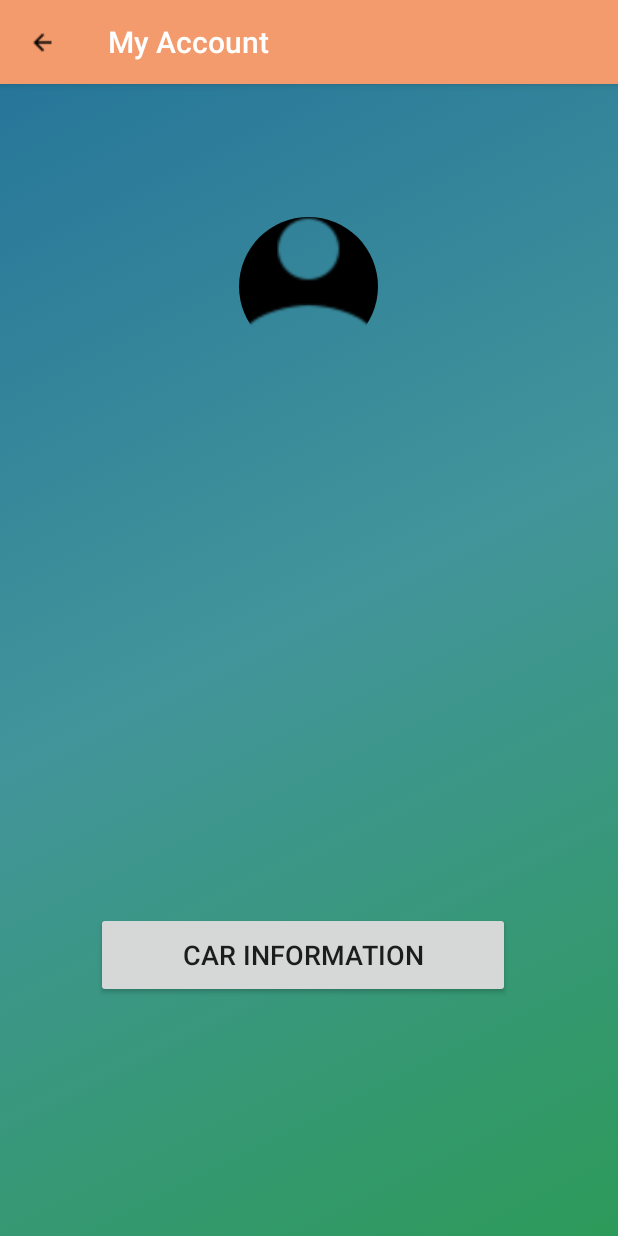
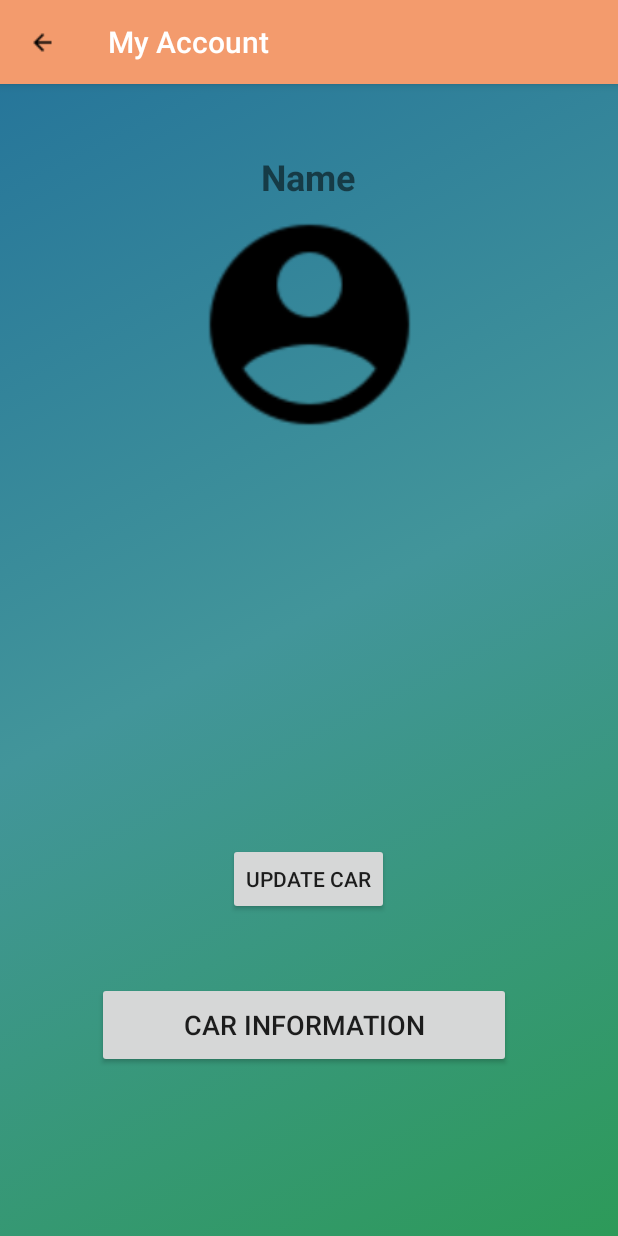
Before and after one commit to itzphuckie/491A, an Android app: the MyAccount screen opened directly, with no data from a screen before it, on a phone screen of 412 x 824 dp. Run offline under Robolectric (Android 15) with nearby library versions, the phone set to English and light mode, and no system bars; our stand-ins replace CircleImageView, Firebase (no records; nobody signed in at launch, a user with empty details on screens opened directly); 1 statement that could not run was skipped.

Commit message:
Changed my account

```diff
--- a/app/build.gradle
+++ b/app/build.gradle
@@ -42,6 +42,7 @@ dependencies {
     implementation 'de.hdodenhof:circleimageview:3.0.0'
     implementation 'com.firebase:firebase-client-android:2.5.2+'
     implementation 'com.android.volley:volley:1.1.0'
+
 }
 
 apply plugin: 'com.google.gms.google-services'
--- a/app/src/main/java/com/example/owner/ppkrinc/CSULBMap.java
+++ b/app/src/main/java/com/example/owner/ppkrinc/CSULBMap.java
@@ -45,6 +45,7 @@ public class CSULBMap extends FragmentActivity implements OnMapReadyCallback, Na
     private GoogleMap mMap;
     private DrawerLayout drawerLayout;
     private Fragment mDrawer;
+    Bundle loginData;
 
     private GeoApiContext getGeoContext() {
         GeoApiContext geoApiContext = new GeoApiContext();
@@ -68,7 +69,7 @@ public class CSULBMap extends FragmentActivity implements OnMapReadyCallback, Na
                 .findFragmentById(R.id.map);
         mapFragment.getMapAsync(this);
 
-
+        loginData =  getIntent().getExtras();
     }
 
 
@@ -161,6 +162,7 @@ public class CSULBMap extends FragmentActivity implements OnMapReadyCallback, Na
                 break;
             case R.id.myAccountMenuItem:
                 intent = new Intent(getApplicationContext(), MyAccount.class);
+                intent.putExtras(loginData);
                 break;
             case R.id.logOutMenuItem:
                 FirebaseAuth firebaseAuth = FirebaseAuth.getInstance();
--- a/app/src/main/java/com/example/owner/ppkrinc/MyAccount.java
+++ b/app/src/main/java/com/example/owner/ppkrinc/MyAccount.java
@@ -3,12 +3,21 @@ package com.example.owner.ppkrinc;
 import android.content.Intent;
 import android.graphics.drawable.Drawable;
 import android.os.Bundle;
+import android.support.annotation.NonNull;
 import android.support.design.widget.FloatingActionButton;
 import android.support.design.widget.Snackbar;
 import android.support.v7.app.AppCompatActivity;
 import android.support.v7.widget.Toolbar;
 import android.view.View;
 import android.widget.Button;
+import android.widget.TextView;
+
+import com.google.firebase.auth.FirebaseAuth;
+import com.google.firebase.database.DataSnapshot;
+import com.google.firebase.database.DatabaseError;
+import com.google.firebase.database.DatabaseReference;
+import com.google.firebase.database.FirebaseDatabase;
+import com.google.firebase.database.ValueEventListener;
 
 public class MyAccount extends AppCompatActivity {
     private String userID;
@@ -19,6 +28,25 @@ public class MyAccount extends AppCompatActivity {
 
         super.onCreate(savedInstanceState);
         setContentView(R.layout.activity_my_account);
+
+        FirebaseDatabase firebaseDatabase = FirebaseDatabase.getInstance("https://ppkr-users.firebaseio.com/");
+        DatabaseReference databaseReference = firebaseDatabase.getReference();
+
+        databaseReference.child(FirebaseAuth.getInstance().getUid()).addListenerForSingleValueEvent(new ValueEventListener() {
+            @Override
+            public void onDataChange(@NonNull DataSnapshot dataSnapshot) {
+                User user = dataSnapshot.getValue(User.class);
+                TextView textView = findViewById(R.id.nameTextView);
+                textView.setText(user.name);
+            }
+
+            @Override
+            public void onCancelled(@NonNull DatabaseError databaseError) {
+
+            }
+        });
+
+        loginData = getIntent().getExtras();
 
         Toolbar toolbar = findViewById(R.id.toolbar);
         Drawable backButton = getResources().getDrawable(R.drawable.baseline_arrow_back_black_18dp);
@@ -33,21 +61,21 @@ public class MyAccount extends AppCompatActivity {
         setSupportActionBar(toolbar);
 
         Button mUpdateCarActivityButton = (Button) findViewById(R.id.myAccountCarInformationButton);
-        mUpdateCarActivityButton.setOnClickListener(new View.OnClickListener() {
-            @Override
-            public void onClick(View view) {
-                launchUpdateCarInfoActivity();
-            }
-        });
+        mUpdateCarActivityButton.setOnClickListener(view -> launchUpdateCarInfoActivity());
 
 
     }
 
     private void launchUpdateCarInfoActivity(){
-        Intent intent = new Intent(getApplicationContext(), CarInformation.class);
-        intent.putExtras(loginData);
+        Intent intent = new Intent(this, CarInformation.class);
+//        intent.putExtras(loginData);
         startActivity(intent);
     }
 
 
+    public void launchUpdateCarActivity(View view) {
+        Intent intent = new Intent(this, UpdateCar.class);
+        intent.putExtras(loginData);
+        startActivity(intent);
+    }
 }
--- a/app/src/main/java/com/example/owner/ppkrinc/RegisterPage.java
+++ b/app/src/main/java/com/example/owner/ppkrinc/RegisterPage.java
@@ -64,9 +64,9 @@ public class RegisterPage extends AppCompatActivity {
                                 user.email = email;
                                 user.name = name;
                                 user.firebaseID = currentUser.getUid();
-                                FirebaseDatabase firebaseDatabase = FirebaseDatabase.getInstance("https://ppkr-user.firebaseio.com/user");
+                                FirebaseDatabase firebaseDatabase = FirebaseDatabase.getInstance("https://ppkr-users.firebaseio.com/");
                                 DatabaseReference myRef = firebaseDatabase.getReference();
-//                                String key = myRef.push().getKey();
+                                String key = myRef.push().getKey();
                                 myRef.child(user.firebaseID).setValue(user);
                             }
                         });
--- a/app/src/main/res/layout/content_my_account.xml
+++ b/app/src/main/res/layout/content_my_account.xml
@@ -7,15 +7,27 @@
     app:layout_behavior="@string/appbar_scrolling_view_behavior"
     tools:context=".MyAccount"
     tools:showIn="@layout/activity_my_account">
-    <ScrollView
-        android:layout_width="match_parent"
-        android:layout_height="match_parent">
 
-    </ScrollView>
-
-    <RelativeLayout
-        android:layout_width="match_parent"
-        android:layout_height="wrap_content">
+    <TextView
+        android:id="@+id/nameTextView"
+        android:layout_width="wrap_content"
+        android:layout_height="wrap_content"
+        android:layout_above="@id/profile_image"
+        android:layout_centerHorizontal="true"
+        android:layout_marginStart="186dp"
+        android:layout_marginLeft="186dp"
+        android:layout_marginTop="45dp"
+        android:layout_marginEnd="187dp"
+        android:layout_marginRight="187dp"
+        android:layout_marginBottom="8dp"
+        android:text="Name"
+        android:textSize="24sp"
+        android:textStyle="bold"
+        android:visibility="visible"
+        app:layout_constraintBottom_toTopOf="@+id/profile_image"
+        app:layout_constraintEnd_toEndOf="parent"
+        app:layout_constraintStart_toStartOf="parent"
+        app:layout_constraintTop_toTopOf="parent" />
 
     <Button
         android:id="@+id/myAccountCarInformationButton"
@@ -24,8 +36,13 @@
         android:layout_marginStart="64dp"
         android:layout_marginLeft="64dp"
         android:layout_marginTop="552dp"
+        android:layout_marginEnd="71dp"
+        android:layout_marginRight="71dp"
+        android:layout_marginBottom="66dp"
         android:text="Car Information"
         android:textSize="18sp"
+        app:layout_constraintBottom_toBottomOf="parent"
+        app:layout_constraintEnd_toEndOf="parent"
         app:layout_constraintStart_toStartOf="parent"
         app:layout_constraintTop_toTopOf="parent" />
 
@@ -38,16 +55,32 @@
         android:layout_marginTop="60dp"
         android:layout_marginEnd="158dp"
         android:layout_marginRight="158dp"
-            android:layout_marginBottom="373dp"
+        android:layout_marginBottom="300dp"
         android:src="@drawable/my_account"
         app:civ_border_color="#00000000"
         app:civ_border_width="2dp"
         app:layout_constraintBottom_toTopOf="@+id/myAccountCarInformationButton"
         app:layout_constraintEnd_toEndOf="parent"
+        app:layout_constraintHorizontal_bias="0.492"
         app:layout_constraintStart_toStartOf="parent"
-            app:layout_constraintTop_toTopOf="parent" />
+        app:layout_constraintTop_toTopOf="parent"
+        app:layout_constraintVertical_bias="0.286" />
 
-
-    </RelativeLayout>
+    <Button
+        android:id="@+id/updateCarButton"
+        android:layout_width="wrap_content"
+        android:layout_height="wrap_content"
+        android:layout_marginStart="161dp"
+        android:layout_marginLeft="161dp"
+        android:layout_marginTop="254dp"
+        android:layout_marginEnd="162dp"
+        android:layout_marginRight="162dp"
+        android:layout_marginBottom="28dp"
+        android:onClick="launchUpdateCarActivity"
+        android:text="Update Car"
+        app:layout_constraintBottom_toTopOf="@+id/myAccountCarInformationButton"
+        app:layout_constraintEnd_toEndOf="parent"
+        app:layout_constraintStart_toStartOf="parent"
+        app:layout_constraintTop_toBottomOf="@+id/profile_image" />
 
 </android.support.constraint.ConstraintLayout>
```
Lines whose indentation alone changed are shown as unchanged.
